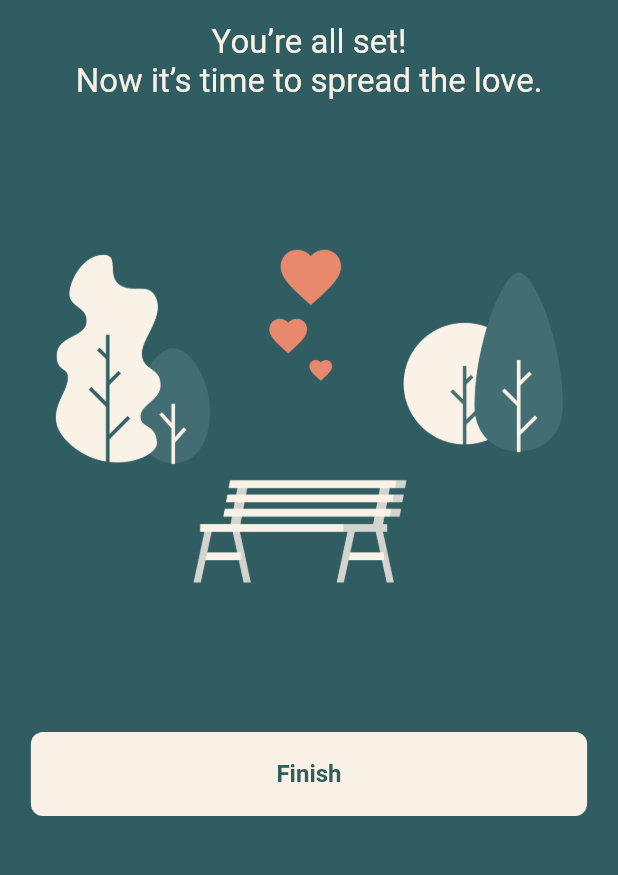
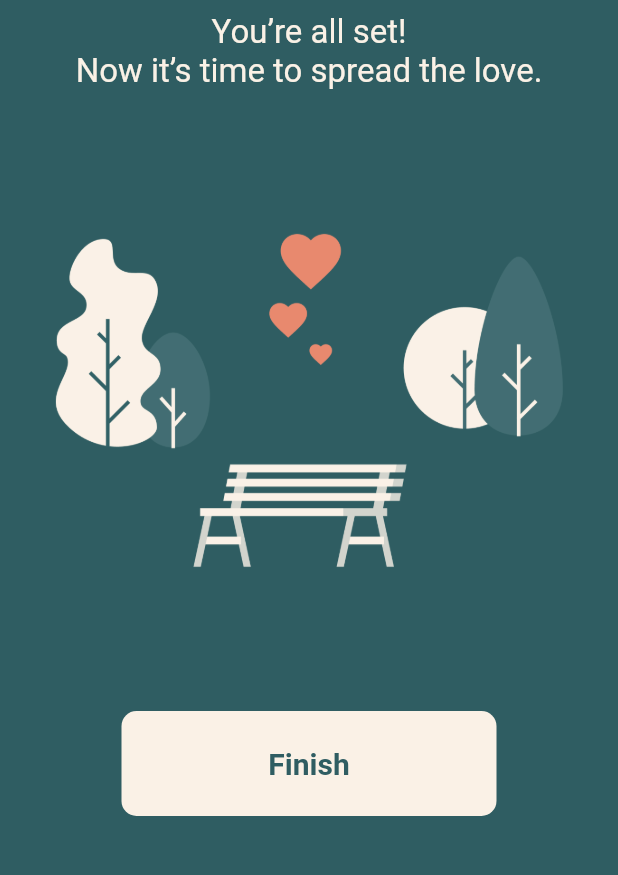
Before and after one commit to luggy-wuggy/oogway, a Flutter app: the screen it shows after launch, swiped to page 5, on a phone screen of 412 x 824 dp, the part 270-1145 px from its top. Run offline on Flutter 3.47's test engine with Material 2 defaults, Android fonts, the phone set to English and light mode, and no system bars; our stand-ins replace chopper, cloud_firestore, firebase_auth, firebase_core, flutter_riverpod, go_router and 3 more; accounts and stored records are empty; generated files the repository leaves out were written again.

Commit message:
chore: tweak button

```diff
--- a/oogway/lib/src/ui/onboard/widgets/passion_view.dart
+++ b/oogway/lib/src/ui/onboard/widgets/passion_view.dart
@@ -3,7 +3,6 @@ import 'package:flutter_riverpod/flutter_riverpod.dart';
 import 'package:oogway/src/common/constants/ui.dart';
 import 'package:oogway/src/ui/onboard/controllers/onboard_animation_controller.dart';
 import 'package:oogway/src/ui/onboard/controllers/onboard_action_controller.dart';
-import 'package:oogway/src/ui/onboard/controllers/onboard_flow_controller.dart';
 import 'package:oogway/src/ui/onboard/widgets/passion_pills.dart';
 import 'package:oogway/src/ui/widgets/long_button.dart';
 
--- a/oogway/lib/src/ui/widgets/long_button.dart
+++ b/oogway/lib/src/ui/widgets/long_button.dart
@@ -35,15 +35,14 @@ class OogwayLongButton extends StatefulWidget {
 
 class _OogwayLongButtonState extends State<OogwayLongButton> {
   bool _isPressDown = false;
-  static const double buttonHeight = 56;
+  static const double buttonHeight = 70;
+  static const double buttonWidth = 250;
+
   static const double scaleDownFx = 0.95;
-  static const int buttonScaleDuration = 50;
+  static const int buttonScaleDuration = 350;
 
   @override
   Widget build(BuildContext context) {
-    Size size = MediaQuery.of(context).size;
-    double buttonWidth = widget.width ?? size.width * 0.9;
-
     return Container(
       alignment: Alignment.center,
       height: buttonHeight,
@@ -81,7 +80,9 @@ class _OogwayLongButtonState extends State<OogwayLongButton> {
           height:
               _shouldScaleButton ? (buttonHeight * scaleDownFx) : buttonHeight,
           decoration: BoxDecoration(
-            borderRadius: const BorderRadius.all(Radius.circular(8)),
+            borderRadius: BorderRadius.all(
+              Radius.circular(_shouldScaleButton ? 12 : 10),
+            ),
             color: _buttonColor,
             border: Border.all(color: widget.borderColor),
           ),
@@ -102,10 +103,11 @@ class _OogwayLongButtonState extends State<OogwayLongButton> {
                     )
                   : Text(
                       widget.title ?? "",
-                      style: Theme.of(context).textTheme.subtitle1?.copyWith(
-                            color: widget.childColor,
-                            fontWeight: FontWeight.w700,
-                          ),
+                      style: TextStyle(
+                        color: widget.childColor,
+                        fontSize: 20,
+                        fontWeight: FontWeight.w600,
+                      ),
                     ),
         ),
       ),
```
